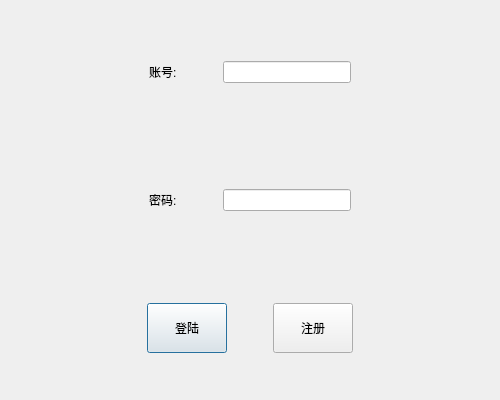
kleeper914/TinyChat, file client/TinyChat/logindlg.ui: the form before one commit.
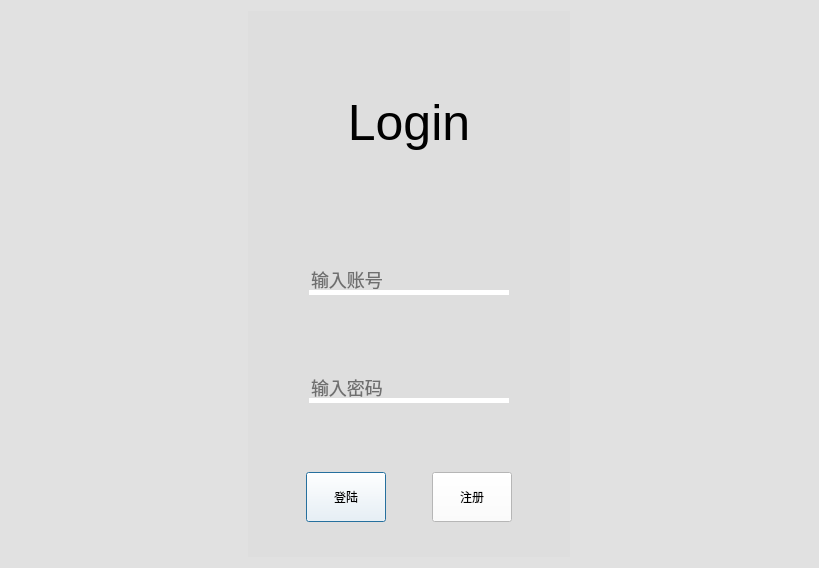
The form after the commit. Icons and pictures are not drawn.

Patch:
```diff
--- a/client/TinyChat/logindlg.ui
+++ b/client/TinyChat/logindlg.ui
@@ -6,8 +6,8 @@
    <rect>
     <x>0</x>
     <y>0</y>
-    <width>500</width>
-    <height>400</height>
+    <width>819</width>
+    <height>568</height>
    </rect>
   </property>
   <property name="windowTitle">
@@ -17,9 +17,53 @@
    <iconset resource="TinyChat.qrc">
     <normaloff>:/images/images/bitbug_favicon.ico</normaloff>:/images/images/bitbug_favicon.ico</iconset>
   </property>
+  <property name="styleSheet">
+   <string notr="true">background:rgba(220, 220, 220, 150)</string>
+  </property>
+  <layout class="QFormLayout" name="formLayout">
+   <property name="sizeConstraint">
+    <enum>QLayout::SetDefaultConstraint</enum>
+   </property>
+   <property name="labelAlignment">
+    <set>Qt::AlignCenter</set>
+   </property>
+   <property name="formAlignment">
+    <set>Qt::AlignCenter</set>
+   </property>
+   <item row="0" column="0">
+    <widget class="QWidget" name="widget_4" native="true">
+     <property name="styleSheet">
+      <string notr="true"/>
+     </property>
+     <layout class="QVBoxLayout" name="verticalLayout_2" stretch="2,1,1,1">
+      <item>
+       <widget class="QWidget" name="widget_5" native="true">
+        <property name="styleSheet">
+         <string notr="true"> background: #00000080;</string>
+        </property>
   <layout class="QVBoxLayout" name="verticalLayout">
    <item>
+          <widget class="QLabel" name="label">
+           <property name="styleSheet">
+            <string notr="true">color: black;
+font: 50px</string>
+           </property>
+           <property name="text">
+            <string>Login</string>
+           </property>
+           <property name="alignment">
+            <set>Qt::AlignCenter</set>
+           </property>
+          </widget>
+         </item>
+        </layout>
+       </widget>
+      </item>
+      <item>
     <widget class="QWidget" name="widget" native="true">
+        <property name="styleSheet">
+         <string notr="true"> background: #00000080;</string>
+        </property>
      <layout class="QHBoxLayout" name="horizontalLayout">
       <item>
        <spacer name="horizontalSpacer_3">
@@ -35,31 +79,20 @@
        </spacer>
       </item>
       <item>
-       <widget class="QLabel" name="label">
-        <property name="text">
-         <string>账号:</string>
+          <widget class="QLineEdit" name="edit_account">
+           <property name="styleSheet">
+            <string notr="true">width: 200px; /* 设置合适的宽度 */
+    border: 0; /* 首先将边界取消，方便下面修改下部边界宽度 */
+    border-bottom: 5px solid white; /* 将下边界进行修改，显示出横线效果 */
+    font-size: 18px; /* 将字体适当的变大加粗 */
+     background: #00000080;
+    color: black; </string>
+           </property>
+           <property name="placeholderText">
+            <string>输入账号</string>
         </property>
        </widget>
       </item>
-      <item>
-       <spacer name="horizontalSpacer">
-        <property name="orientation">
-         <enum>Qt::Horizontal</enum>
-        </property>
-        <property name="sizeType">
-         <enum>QSizePolicy::Fixed</enum>
-        </property>
-        <property name="sizeHint" stdset="0">
-         <size>
-          <width>40</width>
-          <height>20</height>
-         </size>
-        </property>
-       </spacer>
-      </item>
-      <item>
-       <widget class="QLineEdit" name="edit_account"/>
-      </item>
       <item>
        <spacer name="horizontalSpacer_4">
         <property name="orientation">
@@ -78,6 +111,9 @@
    </item>
    <item>
     <widget class="QWidget" name="widget_2" native="true">
+        <property name="styleSheet">
+         <string notr="true"> background: #00000080;</string>
+        </property>
      <layout class="QHBoxLayout" name="horizontalLayout_2">
       <item>
        <spacer name="horizontalSpacer_5">
@@ -92,37 +128,25 @@
         </property>
        </spacer>
       </item>
-      <item>
-       <widget class="QLabel" name="label_2">
-        <property name="text">
-         <string>密码:</string>
-        </property>
-       </widget>
-      </item>
-      <item>
-       <spacer name="horizontalSpacer_2">
-        <property name="orientation">
-         <enum>Qt::Horizontal</enum>
-        </property>
-        <property name="sizeType">
-         <enum>QSizePolicy::Fixed</enum>
-        </property>
-        <property name="sizeHint" stdset="0">
-         <size>
-          <width>40</width>
-          <height>20</height>
-         </size>
-        </property>
-       </spacer>
-      </item>
       <item>
        <widget class="QLineEdit" name="edit_password">
+           <property name="styleSheet">
+            <string notr="true">width: 200px; /* 设置合适的宽度 */
+    border: 0; /* 首先将边界取消，方便下面修改下部边界宽度 */
+    border-bottom: 5px solid white; /* 将下边界进行修改，显示出横线效果 */
+    font-size: 18px; /* 将字体适当的变大加粗 */
+     background: #00000080;
+    color: black; /* 上面的文本颜色设置为白色，但是placeholder的颜色要单独设置 */</string>
+           </property>
         <property name="echoMode">
          <enum>QLineEdit::Password</enum>
         </property>
         <property name="dragEnabled">
          <bool>false</bool>
         </property>
+           <property name="placeholderText">
+            <string>输入密码</string>
+           </property>
        </widget>
       </item>
       <item>
@@ -143,6 +167,9 @@
    </item>
    <item>
     <widget class="QWidget" name="widget_3" native="true">
+        <property name="styleSheet">
+         <string notr="true"> background: #00000080;</string>
+        </property>
      <layout class="QHBoxLayout" name="horizontalLayout_3">
       <item>
        <spacer name="horizontalSpacer_7">
@@ -165,6 +192,9 @@
           <height>50</height>
          </size>
         </property>
+           <property name="styleSheet">
+            <string notr="true">background: rgb(255, 255, 255)</string>
+           </property>
         <property name="text">
          <string>登陆</string>
         </property>
@@ -194,6 +224,9 @@
           <height>50</height>
          </size>
         </property>
+           <property name="styleSheet">
+            <string notr="true">background: rgb(255, 255, 255)</string>
+           </property>
         <property name="text">
          <string>注册</string>
         </property>
@@ -211,6 +244,9 @@
          </size>
         </property>
        </spacer>
+         </item>
+        </layout>
+       </widget>
       </item>
      </layout>
     </widget>
```
Left out of the diff: 2 changed lines with no effect on the pictures. Lines whose indentation alone changed are shown as unchanged.
